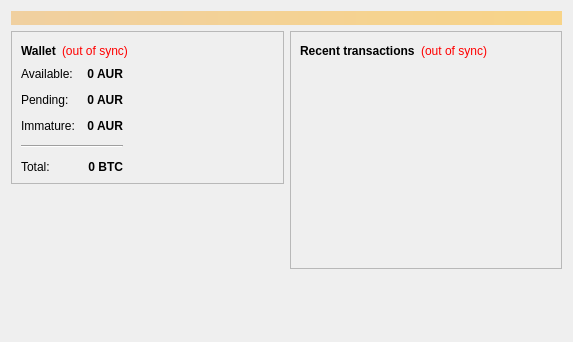
The window that src/qt/forms/overviewpage.ui (baldurodinsson/auroracoin-project) describes before a commit, drawn with Qt 5.
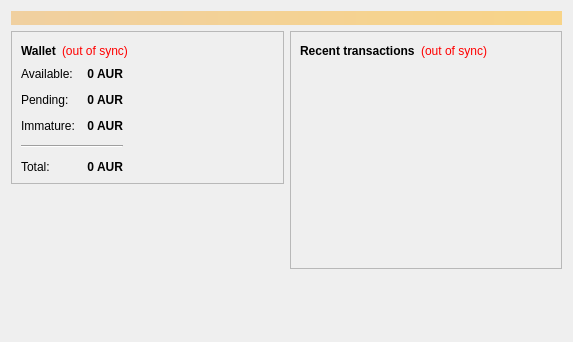
The same window after the commit.

Diff of the .ui file:
```diff
--- a/src/qt/forms/overviewpage.ui
+++ b/src/qt/forms/overviewpage.ui
@@ -217,7 +217,7 @@
                <string>Your current total balance</string>
               </property>
               <property name="text">
-               <string notr="true">0 BTC</string>
+               <string notr="true">0 AUR</string>
               </property>
               <property name="alignment">
                <set>Qt::AlignRight|Qt::AlignTrailing|Qt::AlignVCenter</set>
```
